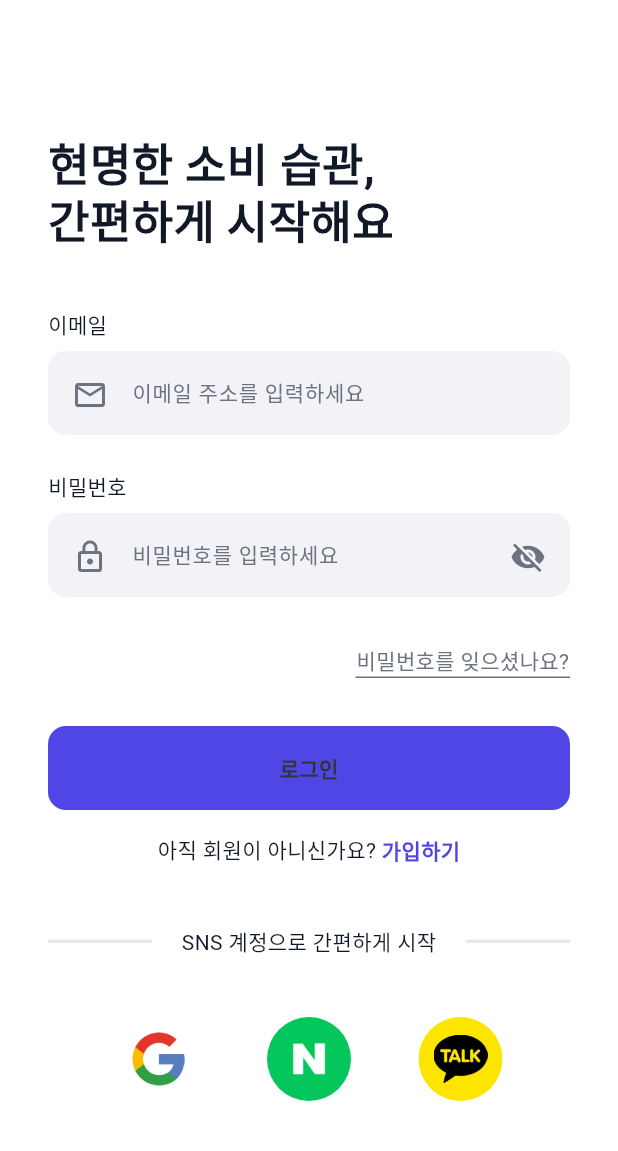
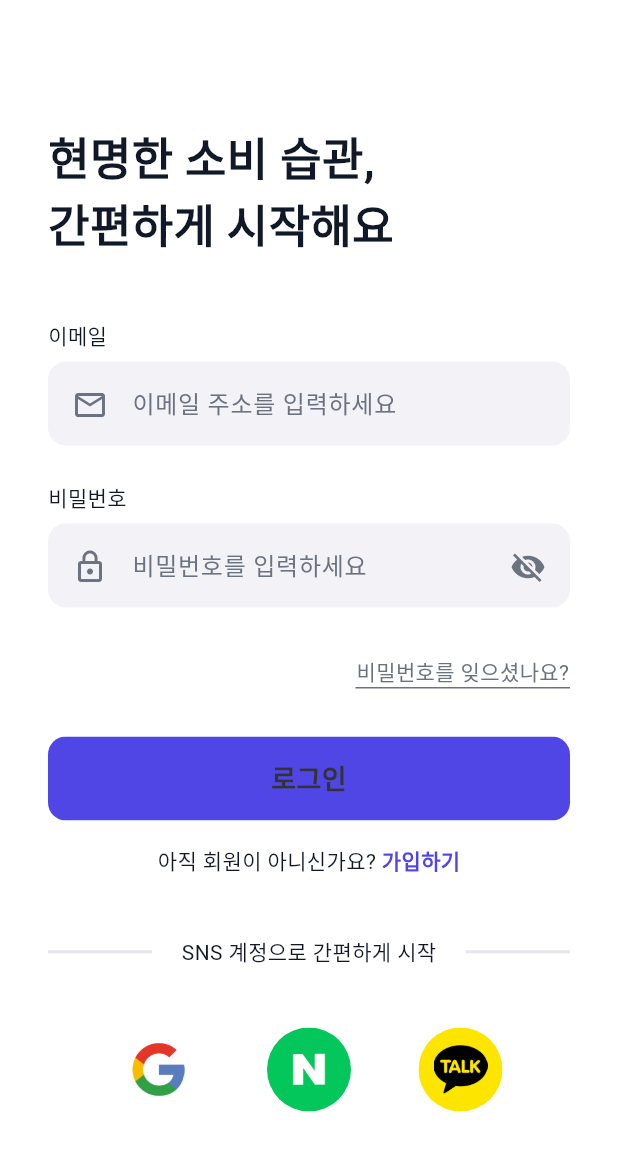
Before and after one commit to Hagminism/capstone_2026, a Flutter app: the screen it shows after launch, on a phone screen of 412 x 824 dp. Shown: the top 1151 px of the screen. Run offline on Flutter 3.47's test engine with Material 3 defaults, Android fonts, the phone set to English and light mode, and no system bars; our stand-ins replace firebase_auth, firebase_core, freezed_annotation, get_it, go_router, google_sign_in; accounts and stored records are empty; generated files the repository leaves out were written again.

Commit message:
style: 텍스트 스타일 정의 확장 및 폰트 크기 상수화
- app_text_styles.dart: `FontSizes` 클래스를 추가하여 하드코딩된 폰트 크기 값을 상수로 분리 및 중앙 관리.
- app_text_styles.dart: `titleLarge`, `titleMedium`, `bodySecondary`, `caption` 등 신규 텍스트 스타일 정의 추가.
- app_text_styles.dart: 기존 `headline`, `subtitle`, `body`, `label` 스타일을 `FontSizes` 상수를 사용하도록 리팩토링하고 속성 세분화.

```diff
--- a/lib/ui/app_text_styles.dart
+++ b/lib/ui/app_text_styles.dart
@@ -3,28 +3,73 @@ import 'package:flutter/material.dart';
 import 'app_colors.dart';
 
 class AppTextStyles {
+  // --- Default semantic styles ---
+
+  /// Headline: 28px, Bold (w700)
   static const TextStyle headline = TextStyle(
-    fontSize: 28,
+    fontSize: FontSizes.headline,
     fontWeight: FontWeight.w700,
-    color: AppColors.textPrimary,
-    height: 1.2,
   );
 
+  /// Title Large: 24px, Semi Bold (w600)
+  static const TextStyle titleLarge = TextStyle(
+    fontSize: FontSizes.titleLarge,
+    fontWeight: FontWeight.w600,
+  );
+
+  /// Title Medium: 20px, Regular (w400)
+  static const TextStyle titleMedium = TextStyle(
+    fontSize: FontSizes.titleMedium,
+    fontWeight: FontWeight.w400,
+  );
+
+  /// Subtitle: 18px, Semi Bold (w600)
   static const TextStyle subtitle = TextStyle(
-    fontSize: 14,
+    fontSize: FontSizes.subtitle,
+    fontWeight: FontWeight.w600,
+  );
+
+  /// Body: 16px, Regular (w400)
+  static const TextStyle body = TextStyle(
+    fontSize: FontSizes.body,
+    fontWeight: FontWeight.w400,
+  );
+
+  /// Body: 16px, Regular (w400), Secondary Color
+  static const TextStyle bodySecondary = TextStyle(
+    fontSize: FontSizes.body,
     fontWeight: FontWeight.w400,
     color: AppColors.textSecondary,
   );
 
-  static const TextStyle label = TextStyle(
-    fontSize: 13,
-    fontWeight: FontWeight.w600,
-    color: AppColors.textPrimary,
+  /// Caption: 12px, Regular (w400), Secondary Color
+  static const TextStyle caption = TextStyle(
+    fontSize: FontSizes.caption,
+    fontWeight: FontWeight.w400,
+    color: AppColors.textSecondary,
   );
 
-  static const TextStyle body = TextStyle(
-    fontSize: 14,
-    fontWeight: FontWeight.w500,
-    color: AppColors.textPrimary,
+  /// Label: 12px, Semi Bold (w600)
+  static const TextStyle label = TextStyle(
+    fontSize: FontSizes.label,
+    fontWeight: FontWeight.w600,
   );
 }
+
+class FontSizes {
+  // dart에서는 이름 있는 생성자(named constructor)를 하나라도 생성하면,
+  // 클래스 생성자를 직접 관리하겠다는 것으로 간주되어 기본 생성자 사용이 불가.
+  // 언더스코어(_)를 넣어 private 생성자를 하나 만들면 디자인 시스템 파일 외부에서 객체 생성 불가.
+  FontSizes._();
+
+  // 헤드라인 및 주요 제목
+  static const double headline = 28.0;
+  static const double titleLarge = 24.0;
+  static const double titleMedium = 20.0;
+
+  // 본문 및 보조 텍스트
+  static const double subtitle = 18.0;
+  static const double body = 16.0;
+  static const double caption = 12.0;
+  static const double label = 12.0;
+}
```
